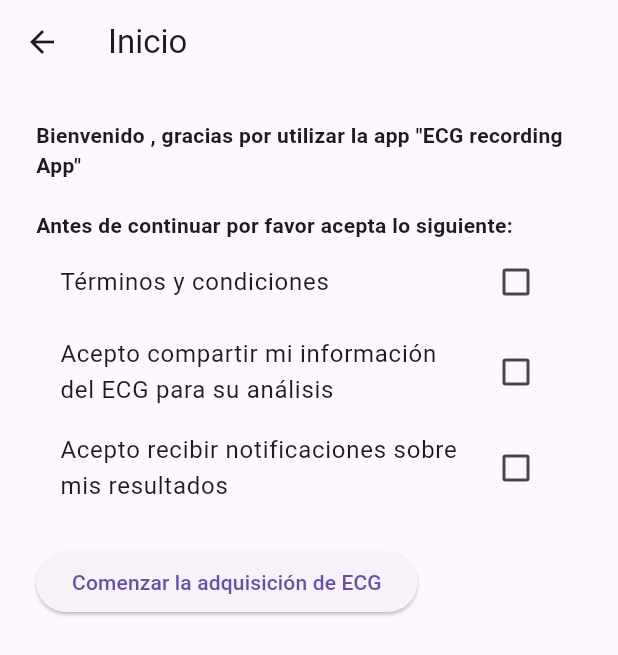
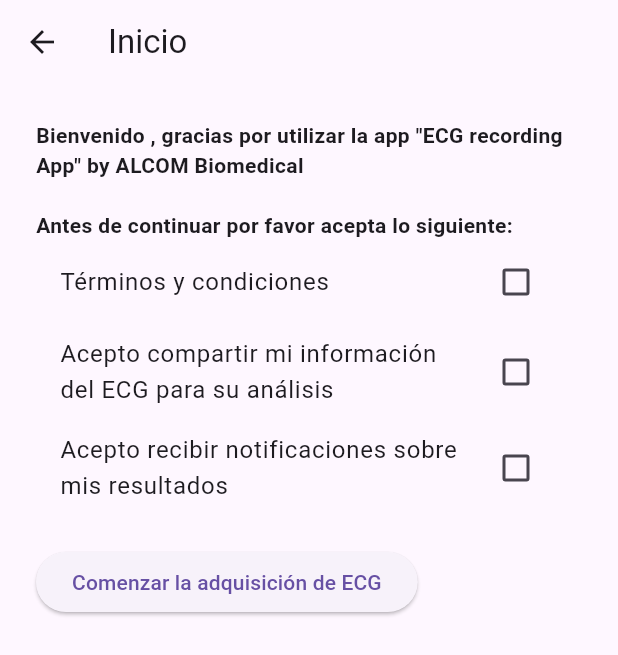
Before and after one commit to Carlos20034657/Los-Amigazos, a Flutter app: the screen it shows after launch, after a tap on "Continue", on a phone screen of 412 x 824 dp. Shown: the top 655 px of the screen. Run offline on Flutter 3.47's test engine with Material 3 defaults, Android fonts, the phone set to English and light mode, and no system bars; our stand-ins replace fl_chart.

```diff
--- a/lib/screens/consent_screen.dart
+++ b/lib/screens/consent_screen.dart
@@ -40,7 +40,7 @@ class _ConsentScreenState extends State<ConsentScreen> {
         child: Column(
           crossAxisAlignment: CrossAxisAlignment.start,
           children: [
-            Text('Bienvenido ${widget.name}, gracias por utilizar la app "ECG recording App"', style: const TextStyle(fontWeight: FontWeight.bold)),
+            Text('Bienvenido ${widget.name}, gracias por utilizar la app "ECG recording App" by ALCOM Biomedical', style: const TextStyle(fontWeight: FontWeight.bold)),
             const SizedBox(height: 20),
             const Text('Antes de continuar por favor acepta lo siguiente:', style: TextStyle(fontWeight: FontWeight.bold)),
             CheckboxListTile(
--- a/lib/screens/login_screen.dart
+++ b/lib/screens/login_screen.dart
@@ -32,16 +32,43 @@ class _LoginScreenState extends State<LoginScreen> {
       body: Padding(
         padding: const EdgeInsets.all(24.0),
         child: Column(
-          mainAxisAlignment: MainAxisAlignment.center,
           children: [
-            const Text('ECG recording App', style: TextStyle(fontSize: 24, fontWeight: FontWeight.bold)),
+            const SizedBox(height: 60),
+            const Text(
+              'ECG recording App',
+              style: TextStyle(fontSize: 24, fontWeight: FontWeight.bold),
+            ),
             const SizedBox(height: 16),
-            const Text('Por favor ingresa tus datos:', style: TextStyle(fontSize: 16)),
-            TextField(controller: _nameController, decoration: const InputDecoration(labelText: 'Nombre')),
-            TextField(controller: _ageController, decoration: const InputDecoration(labelText: 'Edad')),
-            TextField(controller: _genderController, decoration: const InputDecoration(labelText: 'Género')),
+            const Text(
+              'Por favor ingresa tus datos:',
+              style: TextStyle(fontSize: 16),
+            ),
+            const SizedBox(height: 16),
+            TextField(
+              controller: _nameController,
+              decoration: const InputDecoration(labelText: 'Nombre'),
+            ),
+            TextField(
+              controller: _ageController,
+              decoration: const InputDecoration(labelText: 'Edad'),
+            ),
+            TextField(
+              controller: _genderController,
+              decoration: const InputDecoration(labelText: 'Género'),
+            ),
             const SizedBox(height: 20),
-            ElevatedButton(onPressed: _continue, child: const Text('Continue'))
+            ElevatedButton(
+              onPressed: _continue,
+              child: const Text('Continue'),
+            ),
+            const Spacer(), // Empuja la imagen hacia abajo
+            Padding(
+              padding: const EdgeInsets.only(bottom: 16),
+              child: Image.asset(
+                'assets/ALCOM.png', // Asegúrate que esta imagen exista y esté declarada
+                height: 100,
+              ),
+            ),
           ],
         ),
       ),
--- a/pubspec.yaml
+++ b/pubspec.yaml
@@ -67,6 +67,7 @@ flutter:
   #   - images/a_dot_ham.jpeg
   assets:
     - assets/ecg_data.csv
+    - assets/ALCOM.png
 
   # An image asset can refer to one or more resolution-specific "variants", see
   # https://flutter.dev/to/resolution-aware-images
```
Also changed, not shown: assets/ALCOM.png (added), 2 other files.
